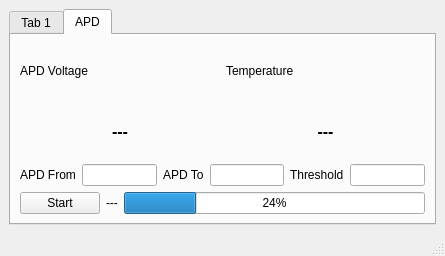
Qt form tf03_production/main_window.ui (codincodee/tf03_sdk) before a commit.
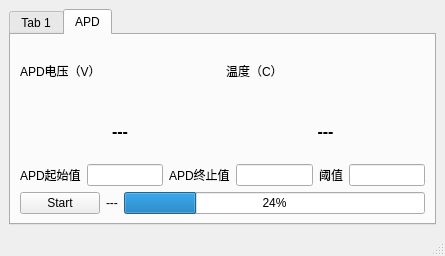
The same form after that commit. The open tabs and pages were chosen to show the change. Icons and pictures are not drawn.

The edit to the form file:
```diff
--- a/tf03_production/main_window.ui
+++ b/tf03_production/main_window.ui
@@ -169,14 +169,14 @@
           <item row="0" column="0">
            <widget class="QLabel" name="label">
             <property name="text">
-             <string>APD Voltage</string>
+             <string>APD电压（V）</string>
             </property>
            </widget>
           </item>
           <item row="0" column="1">
            <widget class="QLabel" name="label_2">
             <property name="text">
-             <string>Temperature</string>
+             <string>温度（C）</string>
             </property>
            </widget>
           </item>
@@ -255,14 +255,14 @@
           <item row="0" column="2">
            <widget class="QLabel" name="label_4">
             <property name="text">
-             <string>APD To</string>
+             <string>APD终止值</string>
             </property>
            </widget>
           </item>
           <item row="0" column="0">
            <widget class="QLabel" name="label_3">
             <property name="text">
-             <string>APD From</string>
+             <string>APD起始值</string>
             </property>
            </widget>
           </item>
@@ -272,7 +272,7 @@
           <item row="0" column="4">
            <widget class="QLabel" name="label_5">
             <property name="text">
-             <string>Threshold</string>
+             <string>阈值</string>
             </property>
            </widget>
           </item>
```
Left out of the diff: 12 changed lines with no effect on the pictures.
